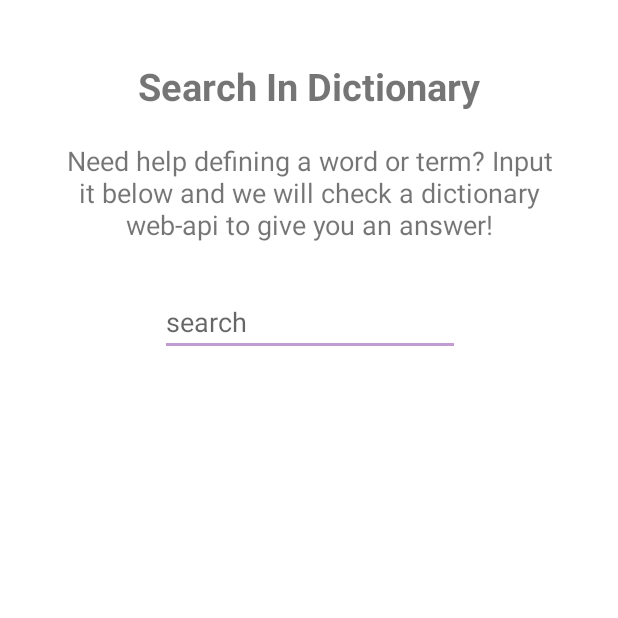
After one commit to jennatripoli/StudyBuddy, an Android app: the WebserverActivity screen opened directly, with no data from a screen before it, on a phone screen of 412 x 824 dp, the top half of it. The commit adds this screen. Run offline under Robolectric (Android 15) with nearby library versions, the phone set to English and light mode, and no system bars.

Commit message:
added new dictionary api web idea

```diff
--- a/app/src/main/AndroidManifest.xml
+++ b/app/src/main/AndroidManifest.xml
@@ -18,7 +18,7 @@
         android:theme="@style/Theme.StudyBuddy"
         tools:targetApi="31">
         <activity
-            android:name=".NotesActivity"
+            android:name=".WebserverActivity"
             android:exported="false" />
         <activity
             android:name=".FlashcardActivity"
--- /dev/null
+++ b/app/src/main/java/com/example/studybuddy/WebserverActivity.kt
@@ -0,0 +1,15 @@
+package com.example.studybuddy
+
+import androidx.appcompat.app.AppCompatActivity
+import android.os.Bundle
+
+private const val TAG = "WebserverActivity"
+
+class WebserverActivity : AppCompatActivity() {
+
+    override fun onCreate(savedInstanceState: Bundle?) {
+        super.onCreate(savedInstanceState)
+        setContentView(R.layout.activity_webserver)
+
+    }
+}
--- a/app/src/main/res/layout/activity_main.xml
+++ b/app/src/main/res/layout/activity_main.xml
@@ -104,7 +104,7 @@
     <Button
         android:id = "@+id/log_in"
         android:background="@drawable/circle_button"
-        android:text = "@string/folder"
+        android:text = "@string/book"
 
         android:textSize="18sp"
         android:gravity="center"
@@ -122,7 +122,7 @@
 
     <TextView
         android:id = "@+id/log_in_caption"
-        android:text="@string/notes"
+        android:text="@string/webserver_caption"
 
         android:textSize="14sp"
 
--- /dev/null
+++ b/app/src/main/res/layout/activity_webserver.xml
@@ -0,0 +1,53 @@
+<?xml version="1.0" encoding="utf-8"?>
+<androidx.constraintlayout.widget.ConstraintLayout xmlns:android="http://schemas.android.com/apk/res/android"
+    xmlns:app="http://schemas.android.com/apk/res-auto"
+    xmlns:tools="http://schemas.android.com/tools"
+    android:layout_width="match_parent"
+    android:layout_height="match_parent"
+    tools:context=".WebserverActivity">
+
+    <TextView
+        android:id = "@+id/webserver_title"
+        android:text="@string/webserver_title"
+
+        android:textSize="25sp"
+        android:textStyle="bold"
+
+        android:layout_width="wrap_content"
+        android:layout_height="wrap_content"
+
+        android:layout_marginTop="40dp"
+        app:layout_constraintEnd_toEndOf="parent"
+        app:layout_constraintStart_toStartOf="parent"
+        app:layout_constraintTop_toTopOf="parent" />
+
+
+    <TextView
+        android:id = "@+id/search_description"
+        android:text="@string/webserver_description"
+
+        android:textSize="18sp"
+        android:gravity="center"
+
+        android:layout_width="350dp"
+        android:layout_height="wrap_content"
+
+        android:layout_marginTop="20dp"
+        app:layout_constraintTop_toBottomOf="@id/webserver_title"
+        app:layout_constraintLeft_toLeftOf="@id/webserver_title"
+        app:layout_constraintRight_toRightOf="@id/webserver_title" />
+
+    <EditText
+        android:id = "@+id/search_text"
+        android:layout_width="200dp"
+        android:layout_height="wrap_content"
+        app:layout_constraintTop_toBottomOf="@id/search_description"
+        app:layout_constraintLeft_toLeftOf="@id/search_description"
+        app:layout_constraintRight_toRightOf="@id/search_description"
+        android:layout_marginTop="30dp"
+        android:hint="@string/webserver_search_tip"
+        >
+    </EditText>
+
+
+</androidx.constraintlayout.widget.ConstraintLayout>
--- a/app/src/main/res/values/strings.xml
+++ b/app/src/main/res/values/strings.xml
@@ -4,7 +4,7 @@
     <string name="play_flashcard">study flashcards</string>
     <string name="test_start">take practice test</string>
     <string name="study_plan">study plan</string>
-    <string name="notes">view notes</string>
+    <string name="webserver_caption">search dictionary</string>
 
     <string name="add">+</string>
     <string name="play">▶</string>
@@ -15,7 +15,7 @@
     <string name="star">⭐</string>
     <string name="study">📝️</string>
     <string name="clock">⏰</string>
-    <string name="folder">📒</string>
+    <string name="book">📖</string>
     <string name="edit">✏️</string>
     <string name="save">💾️</string>
 
@@ -41,6 +41,8 @@
     <string name="card_front">Card Front</string>
     <string name="card_back">Card Back</string>
 
-    <string name="note_title">View Notes</string>
+    <string name="webserver_title">Search In Dictionary</string>
+    <string name="webserver_description">Need help defining a word or term? Input it below and we will check a dictionary web-api to give you an answer!</string>
+    <string name="webserver_search_tip">search</string>
 
 </resources>
```
Also changed, not shown: app/src/main/java/com/example/studybuddy/NotesActivity.kt (deleted, +0 -38 lines), app/src/main/res/layout/activity_notes.xml (deleted, +0 -53 lines), app/src/main/res/layout/item_notes.xml (deleted, +0 -30 lines).
